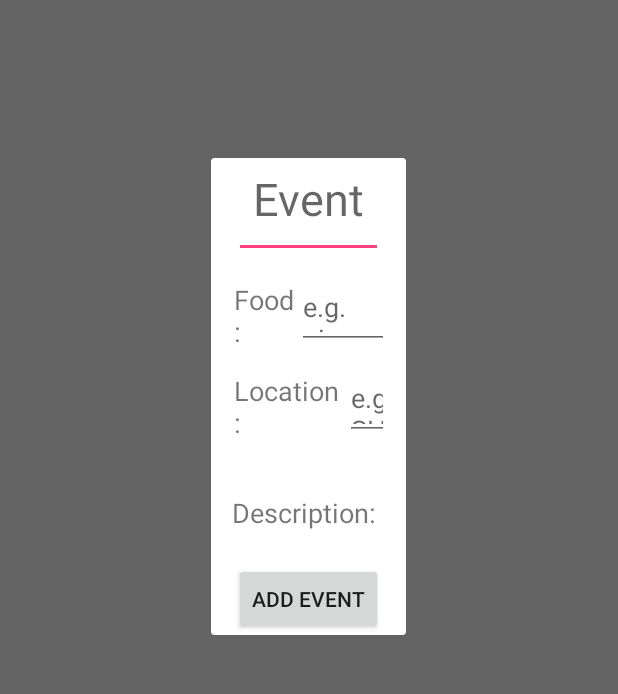
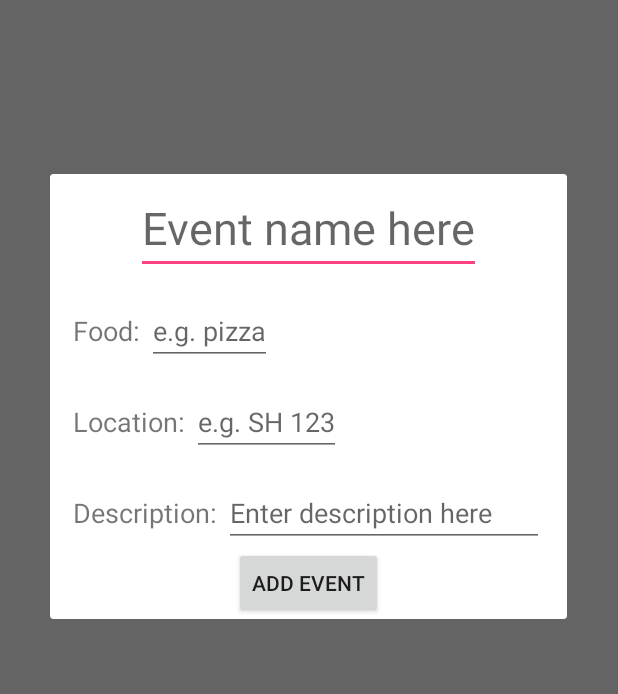
Before and after one commit to bkyras/mobilec17, an Android app: the fragment AddPost placed in its activity, tab 2 chosen, on a phone screen of 412 x 824 dp, the part 221-915 px from its top. Run offline under Robolectric (Android 15) with nearby library versions, the phone set to English and light mode, and no system bars.

Commit message:
Added edits to add post view

```diff
--- a/FeedMe/app/src/main/res/layout/add_post.xml
+++ b/FeedMe/app/src/main/res/layout/add_post.xml
@@ -12,11 +12,12 @@
         android:layout_marginLeft="15dp"
         android:layout_marginRight="15dp"
         android:layout_width="match_parent"
-        android:layout_height="match_parent">
+        android:layout_height="match_parent"
+        android:gravity="center_vertical|center_horizontal">
 
         <LinearLayout
             android:orientation="horizontal"
-            android:layout_width="match_parent"
+            android:layout_width="wrap_content"
             android:layout_height="wrap_content">
 
             <EditText
@@ -34,9 +35,10 @@
         <LinearLayout
             android:orientation="horizontal"
             android:layout_marginTop="15dp"
-            android:layout_width="match_parent"
+            android:layout_width="wrap_content"
             android:layout_height="wrap_content"
-            android:weightSum="1">
+            android:weightSum="1"
+            android:layout_gravity="left">
 
             <TextView
                 android:text="Food: "
@@ -62,9 +64,10 @@
         <LinearLayout
             android:orientation="horizontal"
             android:layout_marginTop="15dp"
-            android:layout_width="match_parent"
+            android:layout_width="wrap_content"
             android:layout_height="wrap_content"
-            android:weightSum="1">
+            android:weightSum="1"
+            android:layout_gravity="left">
 
             <TextView
                 android:text="Location: "
@@ -114,9 +117,10 @@
         <LinearLayout
             android:orientation="horizontal"
             android:layout_marginTop="15dp"
-            android:layout_width="match_parent"
+            android:layout_width="wrap_content"
             android:layout_height="match_parent"
-            android:layout_weight=".3">
+            android:layout_weight=".3"
+            android:layout_gravity="left">
 
             <TextView
                 android:text="Description: "
@@ -133,7 +137,7 @@
                 android:ems="10"
                 android:id="@+id/descripText"
                 android:layout_weight="1"
-                android:hint="Type your description here" />
+                android:hint="Enter description here" />
 
         </LinearLayout>
 
```
